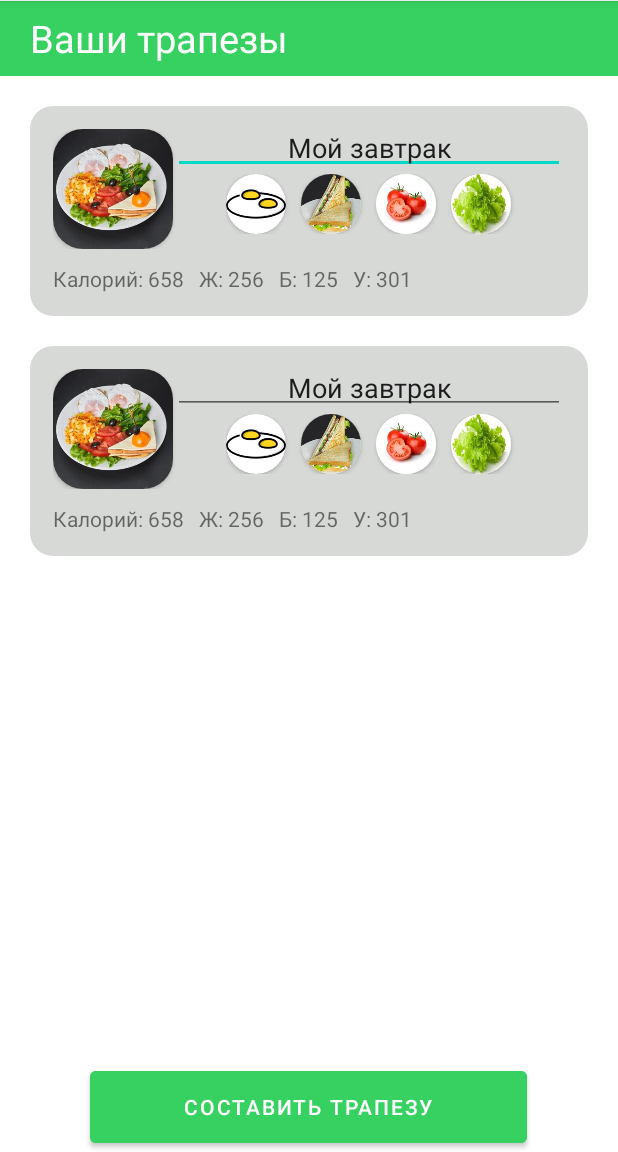
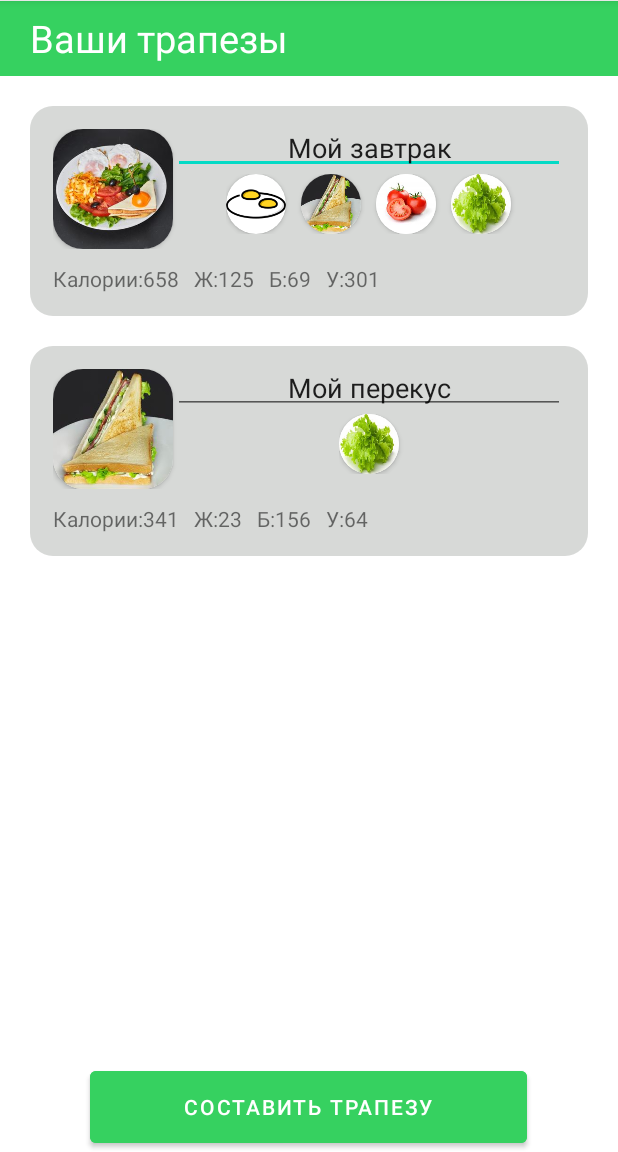
Before and after one commit to Ibarsuk/meal-builder, an Android app: the screen it shows after launch (MainActivity), on a phone screen of 412 x 824 dp, the part 84-1236 px from its top. Run offline under Robolectric (Android 15) with nearby library versions, the phone set to English and light mode, and no system bars.

Commit message:
event listeners

```diff
--- a/app/build.gradle
+++ b/app/build.gradle
@@ -5,6 +5,12 @@ plugins {
 android {
     namespace 'com.example.meal_builder'
     compileSdk 33
+
+    buildFeatures {
+        buildFeatures {
+            viewBinding true
+        }
+    }
 
     defaultConfig {
         applicationId "com.example.meal_builder"
--- a/app/src/main/java/com/example/meal_builder/MainActivity.java
+++ b/app/src/main/java/com/example/meal_builder/MainActivity.java
@@ -4,7 +4,14 @@ import androidx.appcompat.app.AppCompatActivity;
 
 import android.os.Bundle;
 import android.util.Log;
+import android.view.View;
+import android.widget.Button;
+import android.widget.EditText;
+import android.widget.ImageView;
 import android.widget.Toast;
+
+import com.example.meal_builder.databinding.ActivityMainBinding;
+import com.example.meal_builder.databinding.MealCardTemplateBinding;
 
 public class MainActivity extends AppCompatActivity {
     private final String TAG = this.getClass().getSimpleName();
@@ -12,9 +19,32 @@ public class MainActivity extends AppCompatActivity {
     @Override
     protected void onCreate(Bundle savedInstanceState) {
         super.onCreate(savedInstanceState);
-        setContentView(R.layout.activity_main);
+
+        ActivityMainBinding binding = ActivityMainBinding.inflate(getLayoutInflater());
+
+        setContentView(binding.getRoot());
         Toast.makeText(this, "onCreate", Toast.LENGTH_SHORT).show();
         Log.i(TAG, "onCreate");
+
+        ImageView cardImg = (ImageView) findViewById(R.id.card_example_img);
+        cardImg.setImageResource(R.drawable.breakfast1);
+
+        EditText cardTitle = (EditText) findViewById(R.id.card_example_title);
+        cardTitle.setText("Мой завтрак");
+
+
+        MealCardTemplateBinding cardTemplatebinding = MealCardTemplateBinding.inflate(getLayoutInflater(), binding.cardsContainer, true);
+        cardTemplatebinding.mealCardImg.setImageResource(R.drawable.sandwitch);
+        cardTemplatebinding.mealCardTitle.setText("Мой перекус");
+        cardTemplatebinding.mealCardCalories.setText("341");
+        cardTemplatebinding.mealCardFats.setText("23");
+        cardTemplatebinding.mealCardProtein.setText("156");
+        cardTemplatebinding.mealCardCarbonhydrates.setText("64");
+        cardTemplatebinding.mealCardParts.setImageResource(R.drawable.salad);
+
+        Button addMealBtn = (Button) findViewById(R.id.add_meal_btn);
+
+        addMealBtn.setOnClickListener(addMealBtn1 -> Log.i(TAG, "Add meal btn pressed (programmatically processed)"));
     }
 
     @Override
@@ -53,4 +83,8 @@ public class MainActivity extends AppCompatActivity {
         Toast.makeText(this, "onRestart", Toast.LENGTH_SHORT).show();
         Log.i(TAG, "onRestart");
     }
+
+    public void onExampleCardClick(View view) {
+        Log.i(TAG, "Add meal btn pressed (declaratively processed)");
+    }
 }
--- a/app/src/main/res/layout/activity_main.xml
+++ b/app/src/main/res/layout/activity_main.xml
@@ -37,11 +37,10 @@
             android:layout_width="match_parent"
             android:layout_height="wrap_content"
             android:orientation="vertical"
-            android:padding="20dp">
+            android:padding="20dp"
+            android:id="@+id/cards_container">
 
-            <include layout="@layout/meal_card" />
-
-            <include layout="@layout/meal_card" />
+            <include layout="@layout/meal_card_example" />
         </LinearLayout>
     </ScrollView>
 
@@ -62,8 +61,8 @@
             android:layout_width="291dp"
             android:layout_height="60dp"
             android:backgroundTint="@color/green"
-            android:text="@string/choose_button">
-
+            android:text="@string/choose_button"
+            android:id="@+id/add_meal_btn">
         </Button>
     </LinearLayout>
 
--- a/app/src/main/res/layout/meal_card.xml
+++ b/app/src/main/res/layout/meal_card_example.xml
@@ -5,7 +5,8 @@
     android:layout_marginBottom="20dp"
     android:background="@drawable/rounded"
     android:padding="15dp"
-    android:orientation="vertical">
+    android:orientation="vertical"
+    android:onClick="onExampleCardClick">
 <LinearLayout
     android:layout_width="match_parent"
     android:layout_height="wrap_content"
@@ -23,7 +24,7 @@
         <ImageView
             android:layout_width="match_parent"
             android:layout_height="match_parent"
-            android:src="@drawable/breakfast1"
+            android:id="@+id/card_example_img"
             android:scaleType="fitXY"/>
         </androidx.cardview.widget.CardView>
 
@@ -34,7 +35,7 @@
         <EditText
             android:layout_width="match_parent"
             android:layout_height="30dp"
-            android:text="Мой завтрак"
+            android:id="@+id/card_example_title"
             android:gravity="center_horizontal"
             android:maxLines="2"
             android:padding="0dp"/>
@@ -105,21 +106,38 @@
         <TextView
             android:layout_width="wrap_content"
             android:layout_height="wrap_content"
-            android:text="Калорий: 658"
+            android:text="@string/calories_counter"/>
+        <TextView
+            android:layout_width="wrap_content"
+            android:layout_height="wrap_content"
+            android:text="658"
             android:layout_marginEnd="10dp"/>
         <TextView
             android:layout_width="wrap_content"
             android:layout_height="wrap_content"
-            android:text="Ж: 256"
+            android:text="@string/fat_counter"/>
+        <TextView
+            android:layout_width="wrap_content"
+            android:layout_height="wrap_content"
+            android:text="125"
             android:layout_marginEnd="10dp"/>
         <TextView
             android:layout_width="wrap_content"
             android:layout_height="wrap_content"
-            android:text="Б: 125"
+            android:text="@string/protein_counter"/>
+        <TextView
+            android:layout_width="wrap_content"
+            android:layout_height="wrap_content"
+            android:text="69"
             android:layout_marginEnd="10dp"/>
         <TextView
             android:layout_width="wrap_content"
             android:layout_height="wrap_content"
-            android:text="У: 301"/>
+            android:text="@string/carbonhydrates_counter"/>
+        <TextView
+            android:layout_width="wrap_content"
+            android:layout_height="wrap_content"
+            android:text="301"
+            android:layout_marginEnd="10dp"/>
     </LinearLayout>
 </LinearLayout>
--- /dev/null
+++ b/app/src/main/res/layout/meal_card_template.xml
@@ -0,0 +1,114 @@
+<?xml version="1.0" encoding="utf-8"?>
+<LinearLayout xmlns:android="http://schemas.android.com/apk/res/android"
+android:layout_width="match_parent"
+android:layout_height="wrap_content"
+android:layout_marginBottom="20dp"
+android:background="@drawable/rounded"
+android:padding="15dp"
+android:orientation="vertical">
+<LinearLayout
+    android:layout_width="match_parent"
+    android:layout_height="wrap_content"
+    xmlns:app="http://schemas.android.com/apk/res-auto"
+    android:orientation="horizontal"
+    android:weightSum="100"
+    android:layout_marginBottom="10dp">
+
+
+    <androidx.cardview.widget.CardView
+        app:cardCornerRadius="20dp"
+        android:layout_width="80dp"
+        android:layout_height="80dp"
+        android:layout_gravity="center">
+        <ImageView
+            android:layout_width="match_parent"
+            android:layout_height="match_parent"
+            android:id="@+id/meal_card_img"
+            android:scaleType="fitXY"/>
+    </androidx.cardview.widget.CardView>
+
+    <LinearLayout
+        android:layout_width="match_parent"
+        android:layout_height="match_parent"
+        android:orientation="vertical">
+        <EditText
+            android:id="@+id/meal_card_title"
+            android:layout_width="match_parent"
+            android:layout_height="30dp"
+            android:text=""
+            android:gravity="center_horizontal"
+            android:maxLines="2"
+            android:padding="0dp"/>
+        <HorizontalScrollView
+            android:layout_width="match_parent"
+            android:layout_height="wrap_content">
+
+            <LinearLayout
+                android:layout_width="match_parent"
+                android:layout_height="wrap_content"
+                android:orientation="horizontal"
+                android:paddingStart="10dp"
+                android:layout_gravity="center"
+                android:gravity="fill_horizontal">
+                <androidx.cardview.widget.CardView
+                    app:cardCornerRadius="50dp"
+                    android:layout_width="40dp"
+                    android:layout_height="40dp"
+                    android:layout_marginEnd="10dp">
+                    <ImageView
+                        android:layout_width="match_parent"
+                        android:layout_height="match_parent"
+                        android:id="@+id/meal_card_parts"
+                        android:scaleType="fitXY"/>
+                </androidx.cardview.widget.CardView>
+            </LinearLayout>
+        </HorizontalScrollView>
+
+    </LinearLayout>
+</LinearLayout>
+<LinearLayout
+    android:layout_width="match_parent"
+    android:layout_height="wrap_content">
+
+    <TextView
+        android:layout_width="wrap_content"
+        android:layout_height="wrap_content"
+        android:text="@string/calories_counter"/>
+    <TextView
+        android:layout_width="wrap_content"
+        android:layout_height="wrap_content"
+        android:text=""
+        android:id="@+id/meal_card_calories"
+        android:layout_marginEnd="10dp"/>
+    <TextView
+        android:layout_width="wrap_content"
+        android:layout_height="wrap_content"
+        android:text="@string/fat_counter"/>
+    <TextView
+        android:layout_width="wrap_content"
+        android:layout_height="wrap_content"
+        android:text=""
+        android:id="@+id/meal_card_fats"
+        android:layout_marginEnd="10dp"/>
+    <TextView
+        android:layout_width="wrap_content"
+        android:layout_height="wrap_content"
+        android:text="@string/protein_counter"/>
+    <TextView
+        android:layout_width="wrap_content"
+        android:layout_height="wrap_content"
+        android:text=""
+        android:id="@+id/meal_card_protein"
+        android:layout_marginEnd="10dp"/>
+    <TextView
+        android:layout_width="wrap_content"
+        android:layout_height="wrap_content"
+        android:text="@string/carbonhydrates_counter"/>
+    <TextView
+        android:layout_width="wrap_content"
+        android:layout_height="wrap_content"
+        android:text=""
+        android:id="@+id/meal_card_carbonhydrates"
+        android:layout_marginEnd="10dp"/>
+</LinearLayout>
+</LinearLayout>
--- a/app/src/main/res/values/strings.xml
+++ b/app/src/main/res/values/strings.xml
@@ -2,4 +2,8 @@
     <string name="app_name">meal-builder</string>
     <string name="choose_button">Составить трапезу</string>
     <string name="user_meals_title">Ваши трапезы</string>
+    <string name="calories_counter">Калории: </string>
+    <string name="fat_counter">Ж: </string>
+    <string name="protein_counter">Б: </string>
+    <string name="carbonhydrates_counter">У: </string>
 </resources>
```
